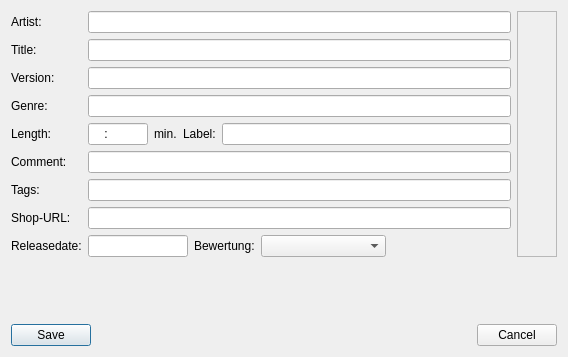
pfedick/winmusik, file gui/src/searchlists/searchlisttrackdialog.ui: the form before one commit.
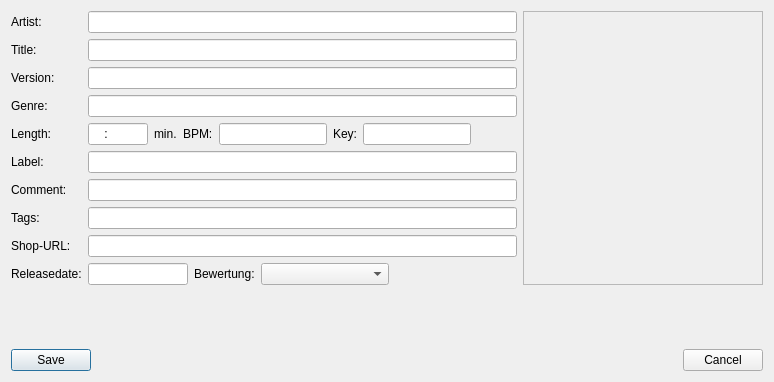
The form after the commit. Icons and pictures are not drawn. Custom widgets are drawn as their Qt base class.

Patch:
```diff
--- a/gui/src/searchlists/searchlisttrackdialog.ui
+++ b/gui/src/searchlists/searchlisttrackdialog.ui
@@ -6,8 +6,8 @@
    <rect>
     <x>0</x>
     <y>0</y>
-    <width>568</width>
-    <height>357</height>
+    <width>774</width>
+    <height>382</height>
    </rect>
   </property>
   <property name="windowTitle">
@@ -95,35 +95,88 @@
           </widget>
          </item>
          <item>
-          <widget class="QLabel" name="label_10">
+          <widget class="QLabel" name="label_14">
            <property name="text">
-            <string>Label:</string>
+            <string>BPM:</string>
            </property>
           </widget>
          </item>
          <item>
-          <widget class="QLineEdit" name="labelEdit"/>
+          <widget class="QLineEdit" name="bpmEdit"/>
+         </item>
+         <item>
+          <widget class="QLabel" name="label_13">
+           <property name="text">
+            <string>Key:</string>
+           </property>
+          </widget>
+         </item>
+         <item>
+          <widget class="QLineEdit" name="keyEdit"/>
+         </item>
+         <item>
+          <spacer name="horizontalSpacer_2">
+           <property name="orientation">
+            <enum>Qt::Orientation::Horizontal</enum>
+           </property>
+           <property name="sizeHint" stdset="0">
+            <size>
+             <width>40</width>
+             <height>20</height>
+            </size>
+           </property>
+          </spacer>
          </item>
         </layout>
        </item>
        <item row="5" column="0">
+        <widget class="QLabel" name="label_10">
+         <property name="text">
+          <string>Label:</string>
+         </property>
+        </widget>
+       </item>
+       <item row="5" column="1">
+        <widget class="QLineEdit" name="labelEdit"/>
+       </item>
+       <item row="6" column="0">
         <widget class="QLabel" name="label_7">
          <property name="text">
           <string>Comment:</string>
          </property>
         </widget>
        </item>
-       <item row="5" column="1">
+       <item row="6" column="1">
         <widget class="QLineEdit" name="commentEdit"/>
        </item>
+       <item row="7" column="0">
+        <widget class="QLabel" name="label_11">
+         <property name="text">
+          <string>Tags:</string>
+         </property>
+        </widget>
+       </item>
+       <item row="7" column="1">
+        <widget class="QLineEdit" name="tagsEdit"/>
+       </item>
        <item row="8" column="0">
+        <widget class="QLabel" name="label_12">
+         <property name="text">
+          <string>Shop-URL:</string>
+         </property>
+        </widget>
+       </item>
+       <item row="8" column="1">
+        <widget class="QLineEdit" name="shopURLEdit"/>
+       </item>
+       <item row="9" column="0">
         <widget class="QLabel" name="label_8">
          <property name="text">
           <string>Releasedate:</string>
          </property>
         </widget>
        </item>
-       <item row="8" column="1">
+       <item row="9" column="1">
         <layout class="QHBoxLayout" name="horizontalLayout_3">
          <item>
           <widget class="QLineEdit" name="releaseDateEdit">
@@ -254,30 +307,22 @@
          </item>
         </layout>
        </item>
-       <item row="6" column="0">
-        <widget class="QLabel" name="label_11">
-         <property name="text">
-          <string>Tags:</string>
-         </property>
-        </widget>
-       </item>
-       <item row="6" column="1">
-        <widget class="QLineEdit" name="tagsEdit"/>
-       </item>
-       <item row="7" column="0">
-        <widget class="QLabel" name="label_12">
-         <property name="text">
-          <string>Shop-URL:</string>
-         </property>
-        </widget>
-       </item>
-       <item row="7" column="1">
-        <widget class="QLineEdit" name="shopURLEdit"/>
-       </item>
       </layout>
      </item>
      <item>
       <widget class="QFrame" name="frame">
+       <property name="minimumSize">
+        <size>
+         <width>240</width>
+         <height>0</height>
+        </size>
+       </property>
+       <property name="maximumSize">
+        <size>
+         <width>240</width>
+         <height>16777215</height>
+        </size>
+       </property>
        <property name="frameShape">
         <enum>QFrame::Shape::StyledPanel</enum>
        </property>
```
Left out of the diff: 13 changed lines with no effect on the pictures.
